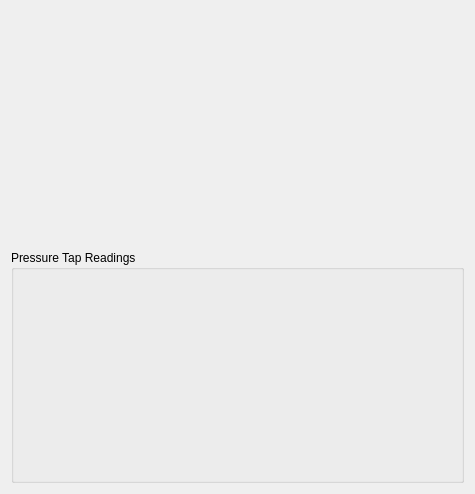
The window that WindTunnelGUI/airfoildialog.ui (jmjohnson1/windTunnelV2) describes before a commit, drawn with Qt 5.
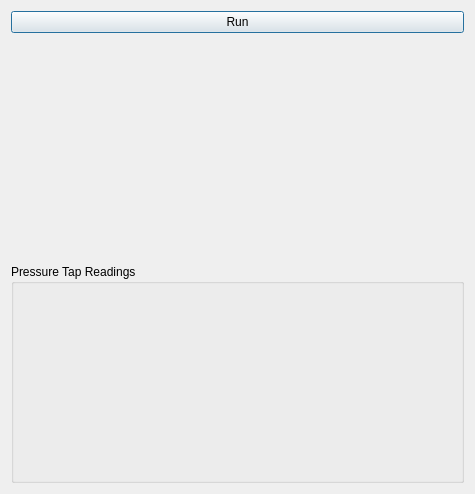
The same window after the commit. Custom widgets are drawn as their Qt base class.

```diff
--- a/WindTunnelGUI/airfoildialog.ui
+++ b/WindTunnelGUI/airfoildialog.ui
@@ -15,6 +15,9 @@
   </property>
   <layout class="QGridLayout" name="gridLayout">
    <item row="1" column="0">
+    <widget class="QCustomPlot" name="AirfoilDataPlot" native="true"/>
+   </item>
+   <item row="2" column="0">
     <widget class="QGroupBox" name="pTapLCD_group">
      <property name="title">
       <string>Pressure Tap Readings</string>
@@ -23,7 +26,11 @@
     </widget>
    </item>
    <item row="0" column="0">
-    <widget class="QCustomPlot" name="AirfoilDataPlot" native="true"/>
+    <widget class="QPushButton" name="pTap_runButton">
+     <property name="text">
+      <string>Run</string>
+     </property>
+    </widget>
    </item>
   </layout>
  </widget>
```
